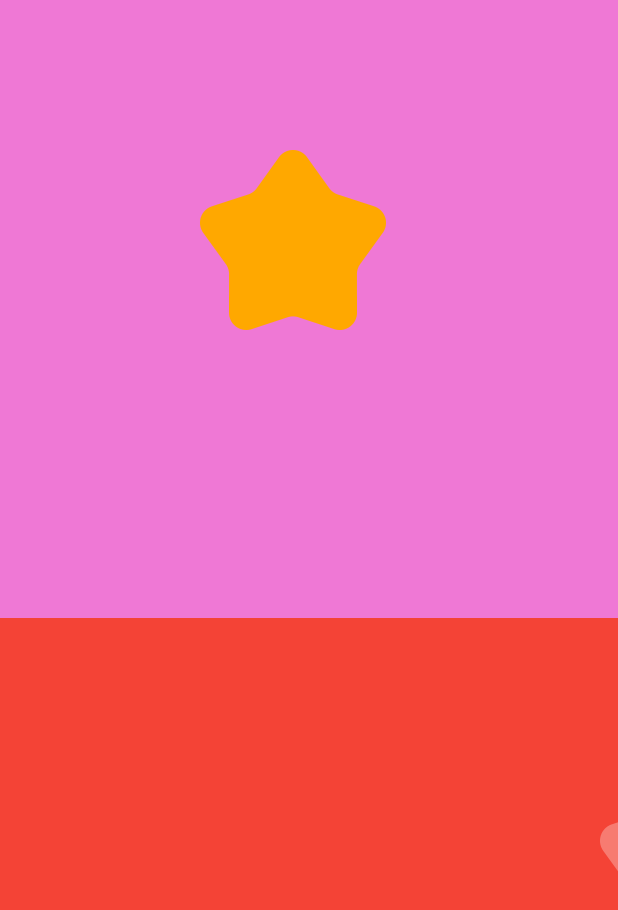
After one commit to JerryAlexLiang/NewBaseProject, an Android app: the CustomViewActivity screen opened directly, with no data from a screen before it, on a phone screen of 412 x 824 dp. The commit adds this screen. Shown: the top 910 px of the screen. Run offline under Robolectric (Android 15) with nearby library versions, the phone set to English and light mode, and no system bars; our stand-ins replace CircleImageView, data binding; libraries missing offline, so code that uses them is left out: coil.decode, com.alibaba.android, com.blankj.utilcode, com.jeremyliao.liveeventbus, com.tencent.mmkv; 2 statements that could not run were skipped.

Commit message:
简单自定义View效果实现

```diff
--- a/app/src/main/AndroidManifest.xml
+++ b/app/src/main/AndroidManifest.xml
@@ -52,6 +52,9 @@
         android:theme="@style/Theme.NewBaseProject"
         tools:targetApi="31">
         <activity
+            android:name=".widget.CustomViewActivity"
+            android:exported="false" />
+        <activity
             android:name=".koin.KoinActivity"
             android:exported="false" />
         <activity
--- a/app/src/main/java/com/liang/newbaseproject/bean/MockMainFunBeanList.kt
+++ b/app/src/main/java/com/liang/newbaseproject/bean/MockMainFunBeanList.kt
@@ -46,6 +46,11 @@ object MockMainFunBeanList {
             R.string.func_SDK_aar,
         )
 
+    private val bean11 =
+        FunItemBean(
+            R.string.func_custom_view,
+        )
+
     private var funBeanList: MutableList<FunItemBean> = mutableListOf()
 
     fun initMainFunData(): MutableList<FunItemBean> {
@@ -61,6 +66,7 @@ object MockMainFunBeanList {
 //            add(bean8)
             add(bean9)
             add(bean10)
+            add(bean11)
         }
         return funBeanList
     }
--- a/app/src/main/java/com/liang/newbaseproject/main/MainActivity.kt
+++ b/app/src/main/java/com/liang/newbaseproject/main/MainActivity.kt
@@ -22,6 +22,7 @@ import com.liang.newbaseproject.databinding.ActivityMainBinding
 import com.liang.newbaseproject.koin.KoinActivity
 import com.liang.newbaseproject.ratingBar.RatingBarActivity
 import com.liang.newbaseproject.splash.SplashActivity
+import com.liang.newbaseproject.widget.CustomViewActivity
 import org.koin.android.ext.android.inject
 import org.koin.androidx.viewmodel.ext.android.viewModel
 
@@ -120,6 +121,8 @@ class MainActivity : BaseActivity<ActivityMainBinding>() {
                             RatingBarActivity.actionStart(this@MainActivity)
                         } else if (funNameResId == R.string.func_retrofit_koin) {
                             KoinActivity.actionStart(this@MainActivity)
+                        } else if (funNameResId == R.string.func_custom_view) {
+                            CustomViewActivity.actionStart(this@MainActivity)
                         } else {
                             val strByLanguage = LanguageUtilKt.getStrByLanguage(
                                 this@MainActivity,
--- /dev/null
+++ b/app/src/main/java/com/liang/newbaseproject/widget/CustomViewActivity.kt
@@ -0,0 +1,50 @@
+package com.liang.newbaseproject.widget
+
+import android.annotation.SuppressLint
+import android.content.Context
+import android.content.Intent
+import android.os.Bundle
+import com.liang.module_base.base.BaseActivity
+import com.liang.newbaseproject.R
+import com.liang.newbaseproject.databinding.ActivityCustomViewBinding
+
+class CustomViewActivity : BaseActivity<ActivityCustomViewBinding>() {
+
+    companion object {
+        fun actionStart(context: Context) {
+            val intent = Intent(context, CustomViewActivity::class.java)
+            context.startActivity(intent)
+        }
+    }
+
+    override fun getLayoutId(): Int {
+        return R.layout.activity_custom_view
+    }
+
+    @SuppressLint("ClickableViewAccessibility")
+    override fun initView(savedInstanceState: Bundle?) {
+        val starView = StarViewJava(this)
+//        // 为StarView添加触摸事件监听
+//        starView.setOnTouchListener { _, event ->
+//            // 设置StarView显示位置的X坐标
+//            starView.bitmapX = event.x
+//            // 设置StarView显示位置的Y坐标
+//            starView.bitmapY = event.y
+//            // 重绘StarView组件
+//            starView.invalidate()
+//            true
+//        }
+        // 在布局中添加StarView
+        mBinding.containerLayout.addView(starView)
+
+        val starViewKt = StarViewKt(this)
+//        starViewKt.setOnTouchListener { _, event ->
+//            starViewKt.bitmapX = event.x
+//            starViewKt.bitmapY = event.y
+//            starViewKt.invalidate()
+//            true
+//        }
+        mBinding.containerLayout2.addView(starViewKt)
+
+    }
+}
--- /dev/null
+++ b/app/src/main/java/com/liang/newbaseproject/widget/StarViewJava.java
@@ -0,0 +1,59 @@
+package com.liang.newbaseproject.widget;
+
+import android.annotation.SuppressLint;
+import android.content.Context;
+import android.graphics.Bitmap;
+import android.graphics.BitmapFactory;
+import android.graphics.Canvas;
+import android.graphics.Paint;
+import android.view.MotionEvent;
+import android.view.View;
+
+import com.liang.newbaseproject.R;
+
+public class StarViewJava extends View {
+
+    // Star显示位置的X坐标
+    public float bitmapX;
+    // Star显示位置的Y坐标
+    public float bitmapY;
+
+    // 重写构造方法
+    public StarViewJava(Context context) {
+        super(context);
+        // 设置Star的默认显示位置的X,Y坐标
+        bitmapX = 200;
+        bitmapY = 150;
+    }
+
+    @SuppressLint("DrawAllocation")
+    @Override
+    protected void onDraw(Canvas canvas) {
+        super.onDraw(canvas);
+        // 创建并实例化Paint对象
+//        @SuppressLint("DrawAllocation")
+        Paint paint = new Paint();
+        // 根据图片生成位图对象
+//        @SuppressLint("DrawAllocation")
+        Bitmap bitmap = BitmapFactory.decodeResource(this.getResources(), R.drawable.icon_star_active);
+        // 在画布上绘制Star
+        canvas.drawBitmap(bitmap, bitmapX, bitmapY, paint);
+        // 判断图片是否回收
+        if (bitmap.isRecycled()) {
+            // 强制回收图片
+            bitmap.recycle();
+        }
+    }
+
+    @SuppressLint("ClickableViewAccessibility")
+    @Override
+    public boolean onTouchEvent(MotionEvent event) {
+        // 设置StarView显示位置的X坐标
+        bitmapX = event.getX();
+        // 设置StarView显示位置的Y坐标
+        bitmapY = event.getY();
+        // 重绘StarView组件
+        invalidate();
+        return true;
+    }
+}
--- /dev/null
+++ b/app/src/main/java/com/liang/newbaseproject/widget/StarViewKt.kt
@@ -0,0 +1,43 @@
+package com.liang.newbaseproject.widget
+
+import android.annotation.SuppressLint
+import android.content.Context
+import android.graphics.BitmapFactory
+import android.graphics.Canvas
+import android.graphics.Paint
+import android.view.MotionEvent
+import android.view.View
+import com.liang.newbaseproject.R
+
+class StarViewKt(context: Context?) : View(context) {
+    // 设置Star的默认显示位置的X,Y坐标
+    var bitmapX = 600f
+    var bitmapY = 150f
+
+    @SuppressLint("DrawAllocation")
+    override fun onDraw(canvas: Canvas?) {
+        super.onDraw(canvas)
+        // 创建并实例化Paint对象
+        val paint = Paint()
+        // 根据图片生成位图对象
+        val bitmap = BitmapFactory.decodeResource(this.resources, R.drawable.icon_star_normal)
+        // 在画布上绘制Star
+        canvas?.drawBitmap(bitmap, bitmapX, bitmapY, paint)
+        // 判断图片是否回收
+        if (bitmap.isRecycled) {
+            // 强制回收图片
+            bitmap.recycle()
+        }
+    }
+
+    @SuppressLint("ClickableViewAccessibility")
+    override fun onTouchEvent(event: MotionEvent): Boolean {
+        // 设置StarView显示位置的X坐标
+        bitmapX = event.x
+        // 设置StarView显示位置的Y坐标
+        bitmapY = event.y
+        // 重绘StarView组件
+        invalidate()
+        return true
+    }
+}
--- /dev/null
+++ b/app/src/main/res/layout/activity_custom_view.xml
@@ -0,0 +1,43 @@
+<?xml version="1.0" encoding="utf-8"?>
+<layout xmlns:android="http://schemas.android.com/apk/res/android"
+    xmlns:app="http://schemas.android.com/apk/res-auto"
+    xmlns:tools="http://schemas.android.com/tools">
+
+    <data>
+
+    </data>
+
+    <androidx.constraintlayout.widget.ConstraintLayout
+        android:layout_width="match_parent"
+        android:layout_height="match_parent">
+
+        <androidx.constraintlayout.widget.ConstraintLayout
+            android:id="@+id/containerLayout"
+            android:layout_width="match_parent"
+            android:layout_height="0dp"
+            android:background="@color/colorPink"
+            app:layout_constraintStart_toStartOf="parent"
+            app:layout_constraintBottom_toTopOf="@+id/containerLayout2"
+            app:layout_constraintEnd_toEndOf="parent"
+            app:layout_constraintTop_toTopOf="parent"
+            app:layout_constraintVertical_weight="1">
+
+        </androidx.constraintlayout.widget.ConstraintLayout>
+
+        <androidx.constraintlayout.widget.ConstraintLayout
+            android:id="@+id/containerLayout2"
+            android:layout_width="match_parent"
+            android:layout_height="0dp"
+            android:background="@color/colorRed"
+            app:layout_constraintTop_toBottomOf="@id/containerLayout"
+            app:layout_constraintStart_toStartOf="parent"
+            app:layout_constraintEnd_toEndOf="parent"
+            app:layout_constraintBottom_toBottomOf="parent"
+            app:layout_constraintVertical_weight="1">
+
+        </androidx.constraintlayout.widget.ConstraintLayout>
+
+    </androidx.constraintlayout.widget.ConstraintLayout>
+
+
+</layout>
--- a/app/src/main/res/values/strings.xml
+++ b/app/src/main/res/values/strings.xml
@@ -3,6 +3,8 @@
     <string name="app_package_name">com.liang.newbaseproject</string>
 
     <string name="func_SDK_aar" translatable="false">SDK-aar</string>
+
+    <string name="func_custom_view">自定义View</string>
 
     <string name="android_tag">安卓协程</string>
 
```
Also changed, not shown: 2 other files.
